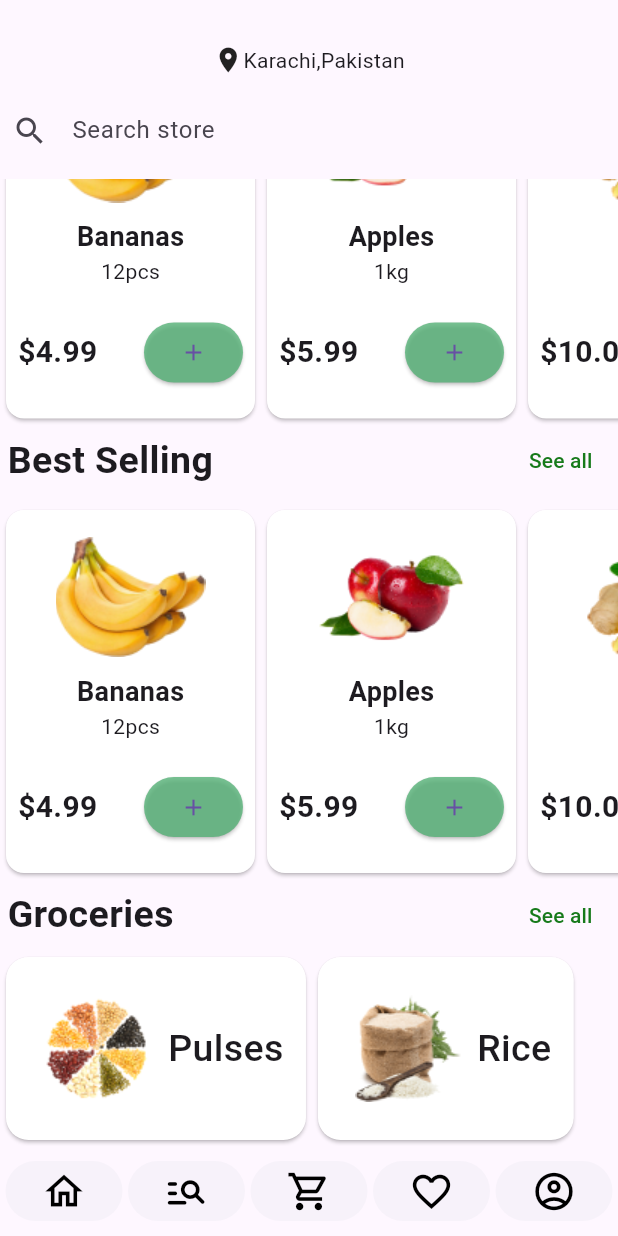
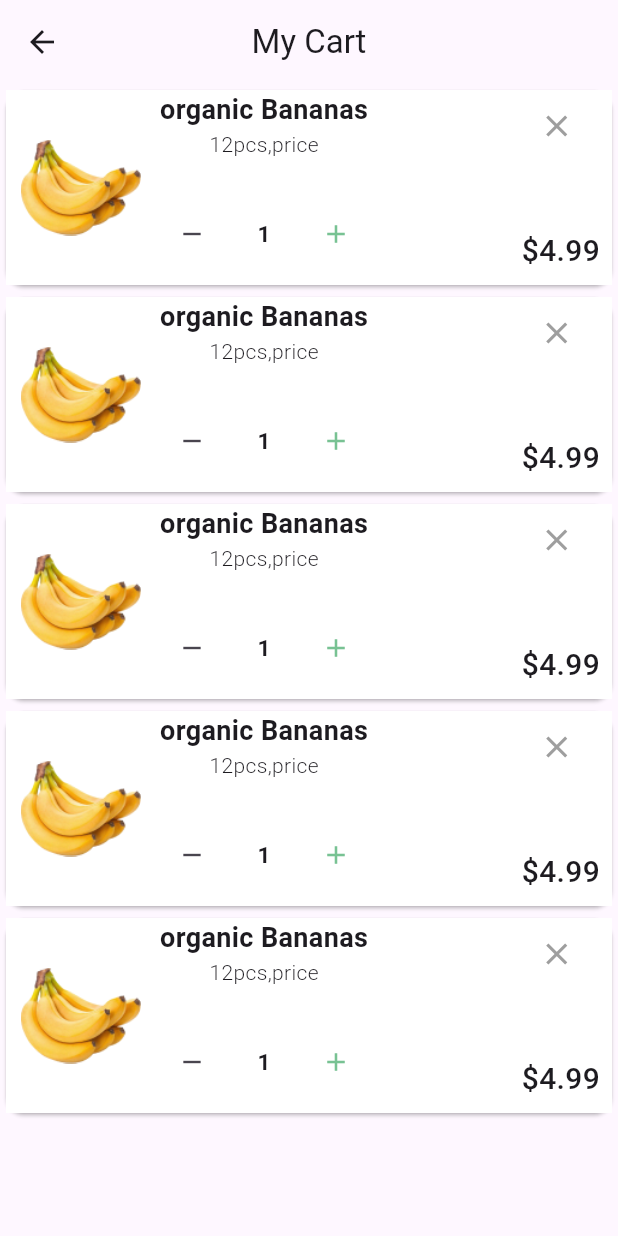
Before and after one commit to hassanshakil22/Basic-ecommerce-App, a Flutter app: the screen it shows after launch, scrolled down 267 dp, after a tap on the "shopping cart" icon, on a phone screen of 412 x 824 dp. Run offline on Flutter 3.47's test engine with Material 3 defaults, Android fonts, the phone set to English and light mode, and no system bars; our stand-ins replace expandable_text; missing offline and left inert: givestarreviews.

Commit message:
adding my cart design not functionable

```diff
--- /dev/null
+++ b/lib/cart_card.dart
@@ -0,0 +1,121 @@
+import 'package:flutter/material.dart';
+
+class CartCard extends StatefulWidget {
+  final String title;
+  final String quantity;
+  final String imgPath;
+  final num price;
+
+  const CartCard(
+      {super.key,
+      required this.title,
+      required this.quantity,
+      required this.imgPath,
+      required this.price});
+
+  @override
+  State<CartCard> createState() => _CartCardState();
+}
+
+class _CartCardState extends State<CartCard> {
+  int cardAddition = 1;
+
+  @override
+  Widget build(BuildContext context) {
+    return Card(
+      child: Container(
+        height: 130,
+        color: Colors.white,
+        child: Row(
+          children: [
+            Container(
+                height: 100,
+                width: 100,
+                padding: EdgeInsets.all(10),
+                child: Image.asset("assets/images/banana.png")),
+            Column(
+              children: [
+                Text(
+                  widget.title,
+                  style: TextStyle(fontWeight: FontWeight.bold, fontSize: 18),
+                ),
+                Text(
+                  widget.quantity,
+                  style: TextStyle(fontWeight: FontWeight.w300),
+                ),
+                Spacer(),
+                Padding(
+                  padding: const EdgeInsets.only(bottom: 10.0),
+                  child: Row(
+                    crossAxisAlignment: CrossAxisAlignment.center,
+                    children: [
+                      IconButton(
+                        onPressed: () {
+                          if (cardAddition > 1) {
+                            cardAddition--;
+                            setState(() {});
+                          }
+                        },
+                        icon: const Icon(Icons.remove),
+                        iconSize: 20,
+                      ),
+                      Card(
+                        elevation: 0,
+                        color: Colors.white,
+                        child: Container(
+                          alignment: Alignment.center,
+                          height: 40,
+                          width: 40,
+                          child: Text(
+                            cardAddition.toString(),
+                            style: const TextStyle(
+                                fontWeight: FontWeight.bold, fontSize: 15),
+                          ),
+                          decoration: const BoxDecoration(
+                            borderRadius: BorderRadius.all(Radius.circular(10)),
+                          ),
+                        ),
+                      ),
+                      IconButton(
+                        onPressed: () {
+                          cardAddition++;
+                          setState(() {});
+                        },
+                        icon: const Icon(
+                          Icons.add,
+                          color: Color.fromARGB(200, 83, 177, 117),
+                        ),
+                        iconSize: 20,
+                      ),
+                    ],
+                  ),
+                ),
+              ],
+            ), //detail column
+            Spacer(),
+            Column(
+              children: [
+                IconButton(
+                    onPressed: () {},
+                    icon: const Icon(
+                      Icons.close,
+                      color: Colors.grey,
+                    )),
+                Spacer(),
+                Padding(
+                  padding: const EdgeInsets.all(8.0),
+                  child: Text(
+                    " \$${widget.price}",
+                    style: const TextStyle(
+                        fontWeight: FontWeight.w500, fontSize: 20),
+                  ),
+                )
+              ],
+            ), //last column
+          ],
+        ), //main row
+      ), //main container
+    );
+    ;
+  }
+}
--- /dev/null
+++ b/lib/cart_view.dart
@@ -0,0 +1,30 @@
+import 'package:ecommerce/cart_card.dart';
+import 'package:flutter/material.dart';
+
+class Cart extends StatefulWidget {
+  const Cart({super.key});
+
+  @override
+  State<Cart> createState() => _CartState();
+}
+
+class _CartState extends State<Cart> {
+  @override
+  Widget build(BuildContext context) {
+    return Scaffold(
+        appBar: AppBar(
+          title: const Text("My Cart"),
+          centerTitle: true,
+        ),
+        body: ListView.builder(
+          itemCount: 5,
+          itemBuilder: (context, index) {
+            return CartCard(
+                title: "organic Bananas",
+                quantity: "12pcs,price",
+                imgPath: "assets/images/banana.png",
+                price: 4.99);
+          },
+        ));
+  }
+}
--- a/lib/home_view.dart
+++ b/lib/home_view.dart
@@ -1,3 +1,4 @@
+import 'package:ecommerce/cart_view.dart';
 import 'package:ecommerce/find_products_view.dart';
 import 'package:ecommerce/home_card.dart';
 import 'package:ecommerce/home_smallcard.dart';
@@ -272,7 +273,10 @@ class _HomeViewState extends State<HomeView> {
                   ),
                 ),
                 ElevatedButton(
-                  onPressed: () {},
+                  onPressed: () {
+                    Navigator.push(context,
+                        MaterialPageRoute(builder: (context) => Cart()));
+                  },
                   style: ElevatedButton.styleFrom(elevation: 0),
                   child: const Icon(
                     Icons.shopping_cart_outlined,
--- a/pubspec.yaml
+++ b/pubspec.yaml
@@ -37,6 +37,7 @@ dependencies:
   cupertino_icons: ^1.0.6
   expandable_text: ^2.3.0
   givestarreviews: ^1.0.2
+  searchfield: ^1.0.1
 
 dev_dependencies:
   flutter_test:
```
Also changed, not shown: pubspec.lock.
